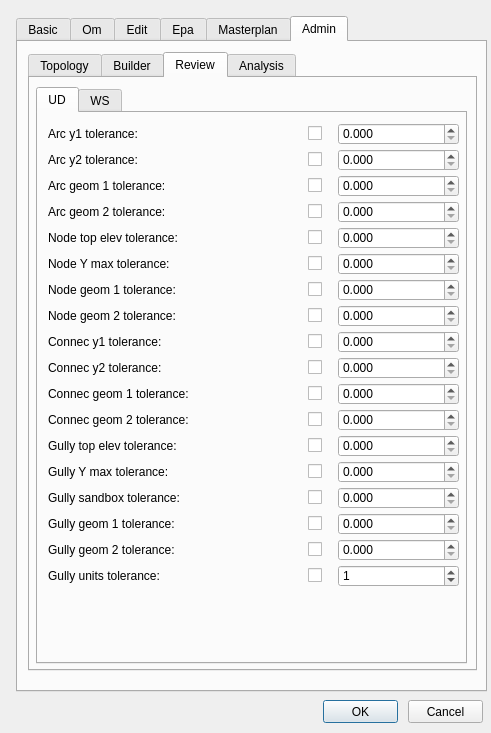
Before: the Qt Designer form ui/config.ui in Giswater/giswater_qgis_plugin, drawn with Qt 5.
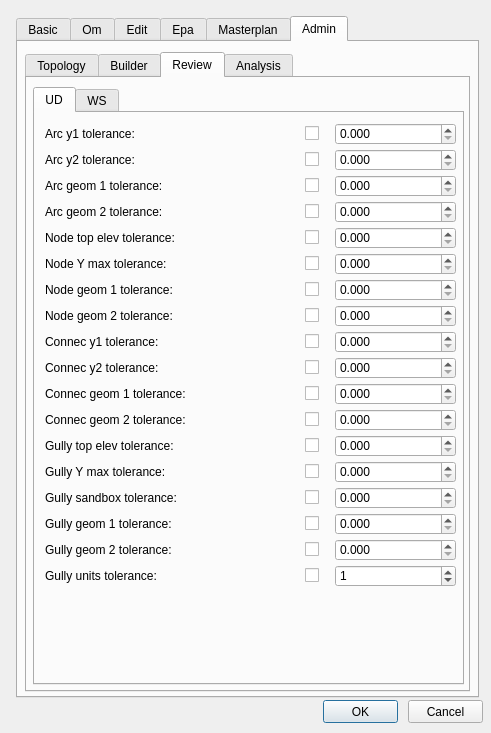
After: the same form once the commit is applied. The open tabs and pages were chosen to show the change.

Commit message: Update config form

Diff of the .ui file:
```diff
--- a/ui/config.ui
+++ b/ui/config.ui
@@ -44,8 +44,8 @@
     <rect>
      <x>16</x>
      <y>16</y>
-     <width>471</width>
-     <height>676</height>
+     <width>463</width>
+     <height>682</height>
     </rect>
    </property>
    <property name="currentIndex">
@@ -3618,10 +3618,10 @@
     <widget class="QTabWidget" name="tab_main">
      <property name="geometry">
       <rect>
-       <x>10</x>
+       <x>7</x>
        <y>10</y>
-       <width>449</width>
-       <height>619</height>
+       <width>445</width>
+       <height>640</height>
       </rect>
      </property>
      <property name="currentIndex">
@@ -4402,7 +4402,7 @@
          <x>6</x>
          <y>9</y>
          <width>431</width>
-         <height>577</height>
+         <height>598</height>
         </rect>
        </property>
        <property name="currentIndex">
```
Left out of the diff: 30 changed lines with no effect on the pictures.
